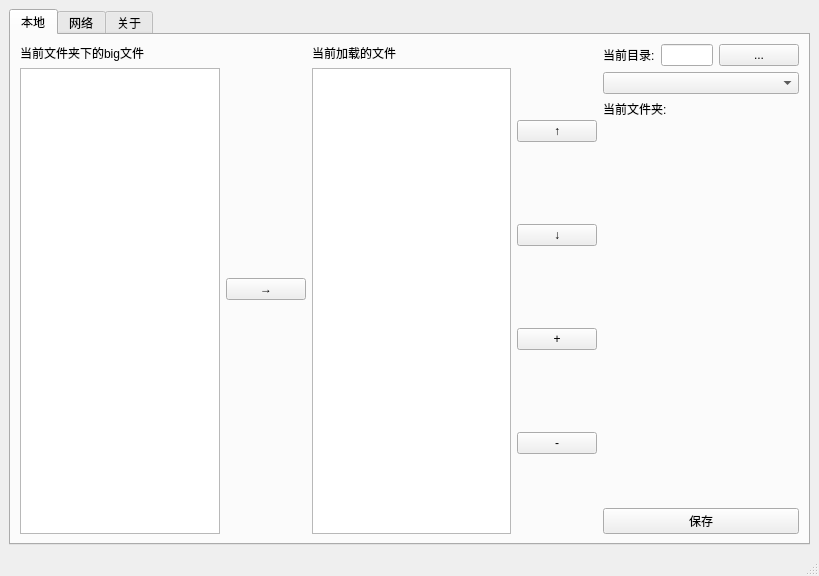
Above: ui/MainWindow.ui from Hatanezumi/RA3_affiliated_mod_downloader before the change. Below: the same form after it.
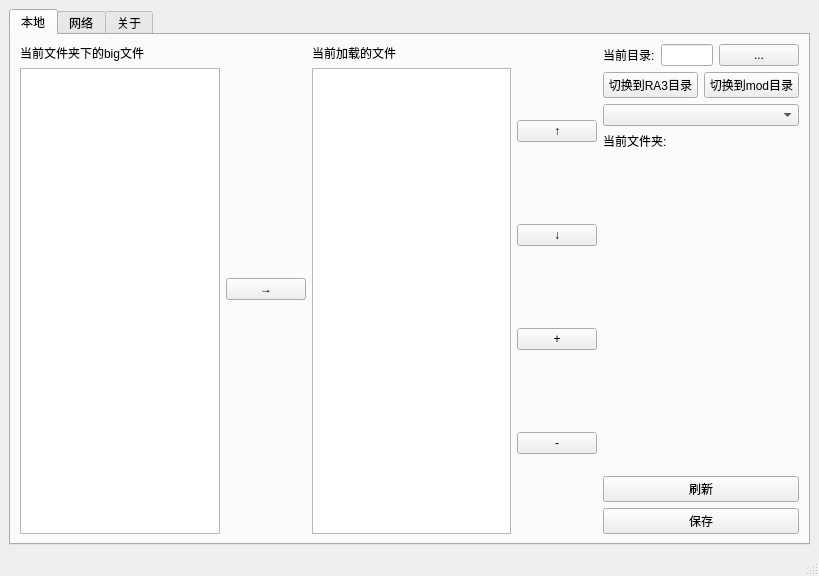
That is the form after the change.

The edit to the form file:
```diff
--- a/ui/MainWindow.ui
+++ b/ui/MainWindow.ui
@@ -134,6 +134,24 @@
             </item>
            </layout>
           </item>
+          <item>
+           <layout class="QHBoxLayout" name="horizontalLayout_8">
+            <item>
+             <widget class="QPushButton" name="pushButton_changeDir_RA3">
+              <property name="text">
+               <string>切换到RA3目录</string>
+              </property>
+             </widget>
+            </item>
+            <item>
+             <widget class="QPushButton" name="pushButton_changeDir_mod">
+              <property name="text">
+               <string>切换到mod目录</string>
+              </property>
+             </widget>
+            </item>
+           </layout>
+          </item>
           <item>
            <widget class="QComboBox" name="comboBox_mods"/>
           </item>
@@ -157,6 +175,13 @@
             </property>
            </spacer>
           </item>
+          <item>
+           <widget class="QPushButton" name="pushButton_localRefresh">
+            <property name="text">
+             <string>刷新</string>
+            </property>
+           </widget>
+          </item>
           <item>
            <widget class="QPushButton" name="pushButton_save">
             <property name="text">
```
